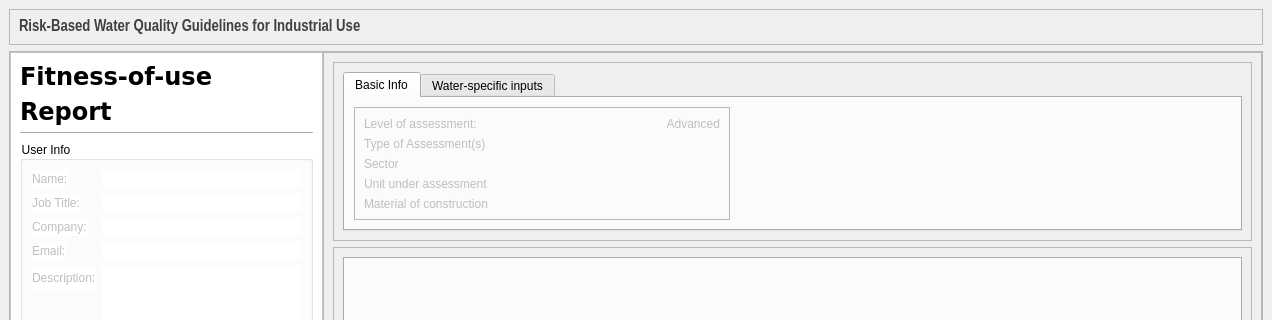
Old version of the form src/main/resources/base/reports.ui in the repository ChiromboKenT/Industrial-Water-Quality-Guidelines-DSS; both pictures show x 0 to 1272 and y 0 to 320 of the 1272 by 781 pixel window.
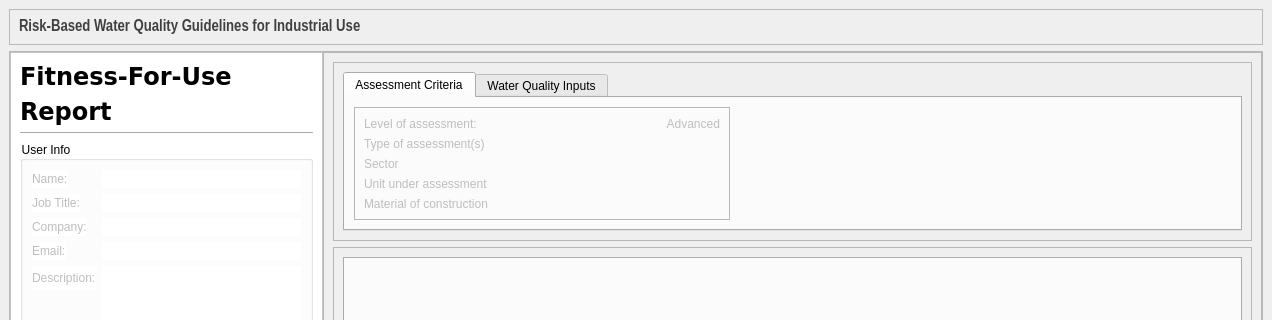
New version of the form. The open tabs and pages were chosen to show the change.

```diff
--- a/src/main/resources/base/reports.ui
+++ b/src/main/resources/base/reports.ui
@@ -110,7 +110,7 @@
              </font>
             </property>
             <property name="text">
-             <string>Fitness-of-use</string>
+             <string>Fitness-For-Use</string>
             </property>
            </widget>
           </item>
@@ -518,7 +518,7 @@
                </property>
                <widget class="QWidget" name="tab">
                 <attribute name="title">
-                 <string>Basic Info</string>
+                 <string>Assessment Criteria</string>
                 </attribute>
                 <layout class="QHBoxLayout" name="horizontalLayout_2" stretch="6,8">
                  <item>
@@ -574,7 +574,7 @@
                        <bool>false</bool>
                       </property>
                       <property name="text">
-                       <string>Type of Assessment(s)</string>
+                       <string>Type of assessment(s)</string>
                       </property>
                      </widget>
                     </item>
@@ -680,7 +680,7 @@
                </widget>
                <widget class="QWidget" name="tab_2">
                 <attribute name="title">
-                 <string>Water-specific inputs</string>
+                 <string>Water Quality Inputs</string>
                 </attribute>
                 <layout class="QHBoxLayout" name="horizontalLayout_4">
                  <item>
```
Left out of the diff: 2 changed lines with no effect on the pictures.
